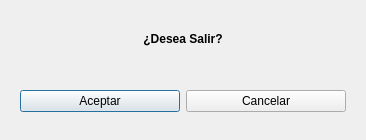
Old version of the form TEMA 1/templates/VentanaSalir.ui in the repository braisdp6/2DAM_DI.
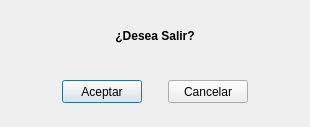
New version of the form.

Diff of the .ui file:
```diff
--- a/TEMA 1/templates/VentanaSalir.ui
+++ b/TEMA 1/templates/VentanaSalir.ui
@@ -6,10 +6,22 @@
    <rect>
     <x>0</x>
     <y>0</y>
-    <width>366</width>
-    <height>140</height>
+    <width>310</width>
+    <height>127</height>
    </rect>
   </property>
+  <property name="sizePolicy">
+   <sizepolicy hsizetype="Fixed" vsizetype="Fixed">
+    <horstretch>0</horstretch>
+    <verstretch>0</verstretch>
+   </sizepolicy>
+  </property>
+  <property name="maximumSize">
+   <size>
+    <width>310</width>
+    <height>127</height>
+   </size>
+  </property>
   <property name="windowTitle">
    <string>Dialog</string>
   </property>
@@ -44,20 +56,74 @@
    <item>
     <widget class="QWidget" name="widget_2" native="true">
      <layout class="QHBoxLayout" name="horizontalLayout">
+      <item>
+       <spacer name="horizontalSpacer">
+        <property name="orientation">
+         <enum>Qt::Horizontal</enum>
+        </property>
+        <property name="sizeHint" stdset="0">
+         <size>
+          <width>40</width>
+          <height>20</height>
+         </size>
+        </property>
+       </spacer>
+      </item>
       <item>
        <widget class="QPushButton" name="btnAceptar">
+        <property name="maximumSize">
+         <size>
+          <width>100</width>
+          <height>23</height>
+         </size>
+        </property>
         <property name="text">
          <string>Aceptar</string>
         </property>
        </widget>
       </item>
+      <item>
+       <spacer name="horizontalSpacer_3">
+        <property name="orientation">
+         <enum>Qt::Horizontal</enum>
+        </property>
+        <property name="sizeType">
+         <enum>QSizePolicy::Fixed</enum>
+        </property>
+        <property name="sizeHint" stdset="0">
+         <size>
+          <width>20</width>
+          <height>20</height>
+         </size>
+        </property>
+       </spacer>
+      </item>
       <item>
        <widget class="QPushButton" name="btnCancelar">
+        <property name="maximumSize">
+         <size>
+          <width>100</width>
+          <height>23</height>
+         </size>
+        </property>
         <property name="text">
          <string>Cancelar</string>
         </property>
        </widget>
       </item>
+      <item>
+       <spacer name="horizontalSpacer_2">
+        <property name="orientation">
+         <enum>Qt::Horizontal</enum>
+        </property>
+        <property name="sizeHint" stdset="0">
+         <size>
+          <width>40</width>
+          <height>20</height>
+         </size>
+        </property>
+       </spacer>
+      </item>
      </layout>
     </widget>
    </item>
```
